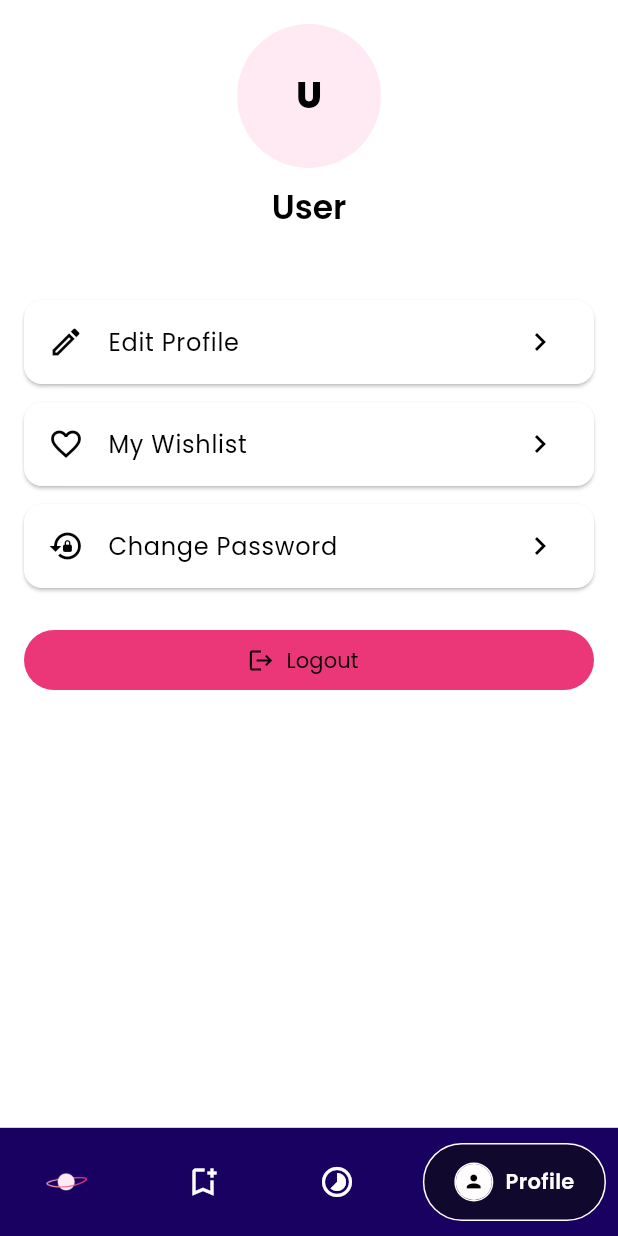
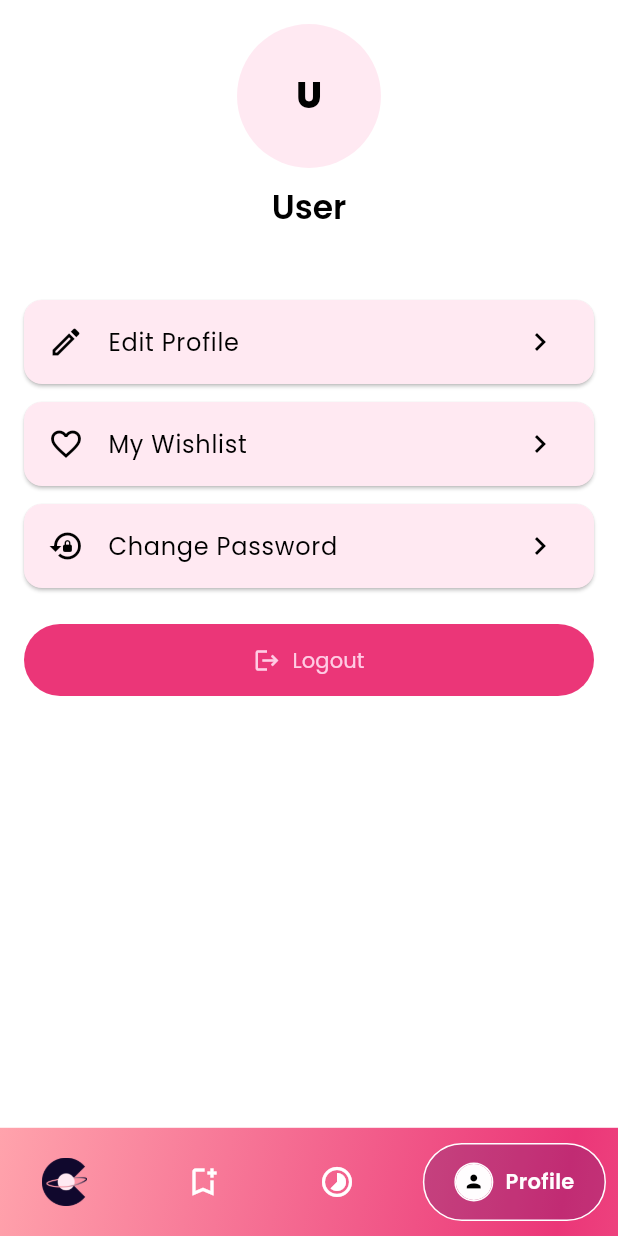
Before and after one commit to Sharkfin07/codexia, a Flutter app: the ProfileScreen screen opened by its route, on a phone screen of 412 x 824 dp. Run offline on Flutter 3.47's test engine with Material 3 defaults, Android fonts, the phone set to English and light mode, and no system bars; drawn by our look-alikes of google_nav_bar; our stand-ins replace cloud_firestore, dio, firebase_auth, firebase_core, flutter_riverpod, riverpod_annotation; accounts and stored records are empty; generated files the repository leaves out were written again.

Commit message:
style: Improve light mode styling

```diff
--- a/lib/presentation/screens/explore/filter_screen.dart
+++ b/lib/presentation/screens/explore/filter_screen.dart
@@ -415,6 +415,10 @@ class _FiltersCard extends StatelessWidget {
                         onPressed: onApply,
                         icon: const Icon(Icons.tune_outlined),
                         label: const Text('Apply Filters'),
+                        style: ElevatedButton.styleFrom(
+                          backgroundColor: AppPalette.darkPrimary,
+                          foregroundColor: AppPalette.darkPink,
+                        ),
                       ),
                     ),
                   ],
--- a/lib/presentation/screens/main/profile_screen.dart
+++ b/lib/presentation/screens/main/profile_screen.dart
@@ -106,7 +106,13 @@ class ProfileScreen extends ConsumerWidget {
                   icon: const Icon(Icons.logout),
                   label: const Text('Logout'),
                   style: FilledButton.styleFrom(
+                    padding: const EdgeInsets.symmetric(
+                      horizontal: 16,
+                      vertical: 12,
+                    ),
+                    minimumSize: const Size.fromHeight(48),
                     backgroundColor: AppPalette.darkPink,
+                    foregroundColor: AppPalette.lightPink,
                   ),
                 ),
               ],
@@ -141,7 +147,9 @@ class _ActionTile extends StatelessWidget {
 
   @override
   Widget build(BuildContext context) {
+    final isDark = Theme.of(context).brightness == Brightness.dark;
     return Card(
+      color: isDark ? AppPalette.darkSecondary : AppPalette.lightSecondary,
       margin: const EdgeInsets.only(bottom: 12),
       child: ListTile(
         leading: Icon(icon),
--- a/lib/presentation/widgets/main/main_nav_bar.dart
+++ b/lib/presentation/widgets/main/main_nav_bar.dart
@@ -17,6 +17,7 @@ class MainNavBar extends ConsumerWidget {
   @override
   Widget build(BuildContext context, WidgetRef ref) {
     final profileUrl = ref.read(authStateProvider).value?.photoURL;
+    final isDark = Theme.of(context).brightness == Brightness.dark;
 
     void handleNav(int index) {
       if (index == currentIndex) return;
@@ -48,7 +49,10 @@ class MainNavBar extends ConsumerWidget {
     }
 
     return Container(
-      color: AppPalette.darkSecondary,
+      color: isDark ? AppPalette.darkSecondary : null,
+      decoration: isDark
+          ? null
+          : const BoxDecoration(gradient: AppPalette.blossomGradient),
       padding: const EdgeInsets.all(8.0),
       child: GNav(
         rippleColor: Colors.grey[300]!,
@@ -58,7 +62,9 @@ class MainNavBar extends ConsumerWidget {
         iconSize: 24,
         padding: const EdgeInsets.symmetric(horizontal: 20, vertical: 12),
         duration: const Duration(milliseconds: 400),
-        tabBackgroundColor: AppPalette.darkPrimary,
+        tabBackgroundColor: isDark
+            ? AppPalette.darkPrimary
+            : AppPalette.darkSecondary.withValues(alpha: 0.2),
         tabActiveBorder: Border.all(color: AppPalette.lightPrimary),
         color: Colors.white,
         selectedIndex: currentIndex,
```
Also changed, not shown: lib/presentation/screens/auth/sign_in_screen.dart (+18 -2 lines), lib/presentation/screens/auth/sign_up_screen.dart (+19 -1 lines), assets/images/codexia-logo-light.png.
